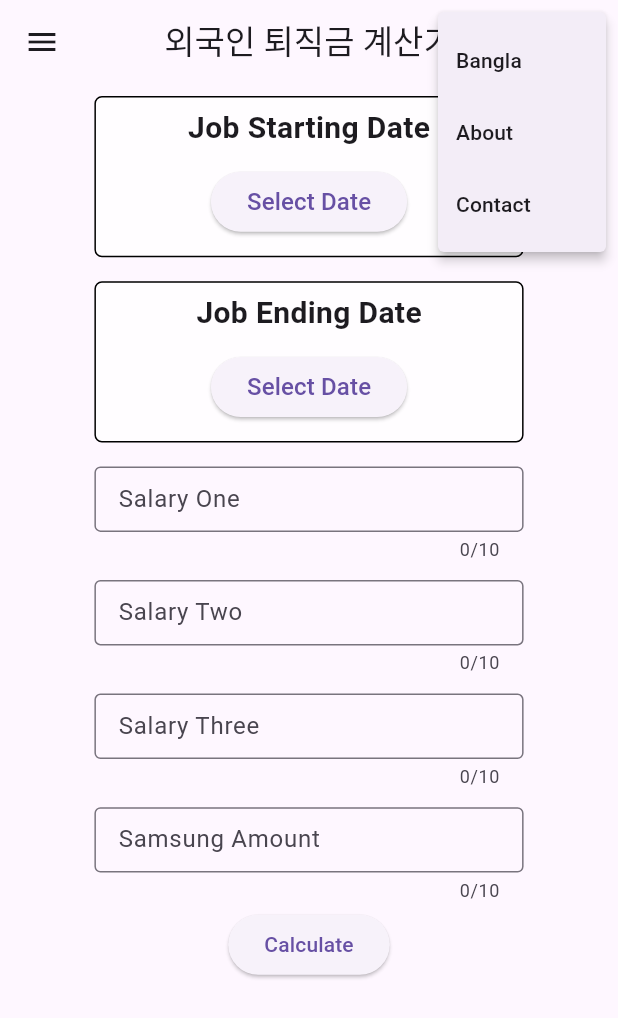
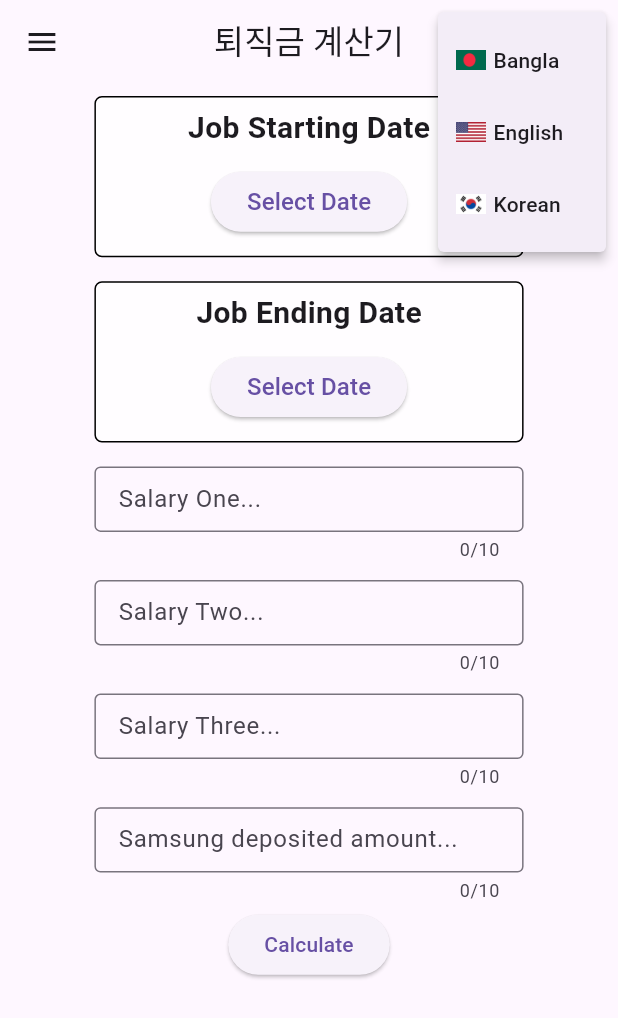
Before and after one commit to meemon88/tojeggume, a Flutter app: the screen it shows after launch, after a tap on the "language" icon, on a phone screen of 412 x 824 dp. Shown: the top 1018 px of the screen. Run offline on Flutter 3.47's test engine with Material 3 defaults, Android fonts, the phone set to English and light mode, and no system bars; our stand-ins replace flutter_screenutil, get, get_storage.

Commit message:
update 1/24/2024

```diff
--- a/lib/homepage.dart
+++ b/lib/homepage.dart
@@ -1,11 +1,9 @@
-// import 'package:age_calculator/age_calculator.dart';
 import 'package:flutter/material.dart';
 import 'package:flutter_screenutil/flutter_screenutil.dart';
 import 'package:get/get.dart';
-import 'package:toejiggeum/widget/customDateWidget.dart';
-import 'package:toejiggeum/widget/customDetailsBox.dart';
-import 'package:toejiggeum/widget/customTextField.dart';
-
+import 'widget/customDateWidget.dart';
+import 'widget/customDetailsBox.dart';
+import 'widget/customTextField.dart';
 import 'widget/language_screen.dart';
 import 'widget/start_drawer.dart';
 
@@ -19,6 +17,7 @@ class HomePage extends StatefulWidget {
 class _HomePageState extends State<HomePage> {
   var result;
   DateTime selectedDate = DateTime.now();
+  DateTime onSelectedDate = DateTime.timestamp();
 
   String totalWorkingDays = "";
 
@@ -50,6 +49,7 @@ class _HomePageState extends State<HomePage> {
     DateTime? startingDate = await showDatePicker(
         context: context,
         initialDate: selectedDate,
+        currentDate: DateTime.timestamp(),
         firstDate: DateTime(DateTime.now().year - 20),
         lastDate: DateTime(DateTime.now().year + 5));
     setState(() {
@@ -84,9 +84,7 @@ class _HomePageState extends State<HomePage> {
           elevation: 0,
           centerTitle: true,
           title: Text('app_name'.tr),
-          actions: const [
-            SelectLanguage(),
-          ]),
+          actions: const [SelectLanguage()]),
 
       //Body
 
@@ -96,10 +94,10 @@ class _HomePageState extends State<HomePage> {
           child: Column(
             children: [
               customDate(
+
                 widgetTitle: 'job_join_date'.tr,
-                buttonText: 'Select Date',
-                selectedDateText:
-                    "${_startDate?.day} / ${_startDate?.month} / ${_startDate?.year}",
+                buttonText: 'Select_Date'.tr,
+                selectedDateText:"${_startDate?.day} / ${_startDate?.month} / ${_startDate?.year}",
                 dateInputControler: _startDate,
                 onPressed: () {
                   startDate();
@@ -107,22 +105,19 @@ class _HomePageState extends State<HomePage> {
               ),
               customDate(
                   widgetTitle: 'job_end_date'.tr,
-                  buttonText: 'Select Date',
+                  buttonText: 'Select_Date'.tr,
                   onPressed: () {
                     endDate();
                   },
                   selectedDateText:
                       "${_endDate?.day} / ${_endDate?.month} / ${_endDate?.year}",
                   dateInputControler: _endDate),
-              customTextField(label: "Salary One", controller: _firstMonth),
-              customTextField(label: "Salary Two", controller: _secondMonth),
-              customTextField(label: "Salary Three", controller: _thirdMonth),
+              customTextField(label: "salary_One".tr, controller: _firstMonth),
+              customTextField(label: "salary_Two".tr, controller: _secondMonth),
+              customTextField(label: "salary_Three".tr, controller: _thirdMonth),
               customTextField(
-                  label: "Samsung Amount", controller: _samsungAmount),
-              result == null
-                  ? Container()
-                  : customDetailsBox(
-                      child: Column(children: [
+                  label: "samsung_Amount".tr, controller: _samsungAmount),
+              result == null? Container() : customDetailsBox(child: Column(children: [
                         SizedBox(height: 5.h,),
                       Text("Amount of money you can get: ${result.toString()}",style: TextStyle(fontSize: 16.sp),),
                         SizedBox(height: 5.h,),
@@ -131,11 +126,18 @@ class _HomePageState extends State<HomePage> {
                     ])),
               ElevatedButton(
                   onPressed: () {
+
                     setState(() {
                       calculation();
+                      calculation().clear();
                     });
                   },
-                  child: Text('calculate'.tr))
+                  child: Text('calculate'.tr)) ,
+              // ElevatedButton(onPressed: (){
+              //   setState(() {
+              //     calculation().clear();
+              //   });
+              // }, child: Text('Clear')),
             ],
           ),
         ),
--- a/lib/languages/bangla.dart
+++ b/lib/languages/bangla.dart
@@ -1,9 +1,13 @@
 Map<String, String> bangla ={
-  "app_name" : "অ্যাপ্লিকেশন নাম",
+  "app_name" : "퇴직금 계산기",
   "calculate" : "হিসাব করুন",
-  "job_join_date" : "চাকরির যোগদানের তারিখ",
-  "job_end_date" : "চাকরির যোগদানের তারিখ",
+  "job_join_date" : "চাকরিতে যোগদানের তারিখ",
+  "job_end_date" : "চাকরি শেষ হওয়ার তারিখ",
   "last_three_month_salary" : "শেষ তিন মাসের বেতন লিখুন",
-  "samsung_amount" : "Samsung Amount",
-  "bangla" : "বাংলা",
+  "salary_One" : "বেতনঃ  ১ম",
+  "salary_Two" : "বেতনঃ  ২য়",
+  "salary_Three" : "বেতনঃ  ৩য়",
+  "samsung_Amount" : "বীমাতে জমাকৃত টাকার পরিমাণ",
+  "Select_Date" : "সিলেক্ট করুন",
+
 };
--- a/lib/languages/english.dart
+++ b/lib/languages/english.dart
@@ -1,10 +1,20 @@
 Map<String, String> english ={
-  "app_name" : "외국인 퇴직금 계산기",
+  "app_name" : "퇴직금 계산기",
   "calculate" : "Calculate",
   "job_join_date" : "Job Starting Date",
   "job_end_date" : "Job Ending Date",
   "last_three_month_salary" : "Last three month salary",
-  "samsung_amount" : "Samsung Amount",
+  "salary_One" : "Salary One...",
+  "salary_Two" : "Salary Two...",
+  "salary_Three" : "Salary Three...",
+  "samsung_Amount" : "Samsung deposited amount... ",
+  "Select_Date" : "Select Date",
+  "Bangla" : "বাংলা",
+  "korean": "한국어",
+  "english" : "English",
+  "all_visa_information" : "All Visa Information",
+  "eps_exam_information" : "EPS exam information",
+
 
 
 
--- /dev/null
+++ b/lib/languages/korean.dart
@@ -0,0 +1,18 @@
+Map<String, String> korean ={
+  "app_name": "퇴직금 계산기",
+  "calculate": "계산 하기",
+  "job_join_date": "작업 시작 날짜",
+  "job_end_date": "작업 종료 날짜",
+  "last_ three_month_salary": "지난 3개월 급여",
+  "salary_One": "급여 1...",
+  "salary_Two": "급여 2...",
+  "salary_Three": "급여 3...",
+  "samsung_Amount": "삼성에서 입금한 금액... ",
+  "Select_Date": "날짜 선택 하기",
+  "Bangla" : "বাংলা",
+  "korean": "한국어",
+  "english" : "English",
+
+
+
+};
--- a/lib/languages/language.dart
+++ b/lib/languages/language.dart
@@ -1,12 +1,14 @@
 import 'package:get/get.dart';
 import 'package:toejiggeum/languages/bangla.dart';
 import 'package:toejiggeum/languages/english.dart';
+import 'package:toejiggeum/languages/korean.dart';
 
 class Languages extends Translations{
   @override
   Map<String, Map<String, String>> get keys => {
     "bn_BD" : bangla,
     "en_US" : english,
+    "ko_KR" : korean,
   };
 
 }
--- a/lib/main.dart
+++ b/lib/main.dart
@@ -1,8 +1,8 @@
-import 'dart:io';
 
 import 'package:flutter/material.dart';
 import 'package:flutter_screenutil/flutter_screenutil.dart';
 import 'package:get/get.dart';
+import 'package:get_storage/get_storage.dart';
 import 'package:toejiggeum/languages/language.dart';
 import 'package:toejiggeum/homepage.dart';
 
@@ -14,10 +14,10 @@ import 'package:toejiggeum/homepage.dart';
 //   }catch(e){
 //     print(e);
 //   }
-//
 // }
 
-void main() {
+void main() async {
+  await GetStorage.init();
   runApp(const MyApp());
 }
 
@@ -34,10 +34,10 @@ class MyApp extends StatelessWidget {
         builder: (_, child) {
           return GetMaterialApp(
             translations: Languages(),
-            locale: Locale('en', 'US'),
+            locale: Locale('en', 'US',),
             fallbackLocale: const Locale('en', 'US'),
             debugShowCheckedModeBanner: false,
-            theme: ThemeData(primarySwatch: Colors.green),
+            theme: ThemeData(primarySwatch: Colors.indigo),
             home: HomePage(),
           );
         });
--- a/lib/widget/customDateWidget.dart
+++ b/lib/widget/customDateWidget.dart
@@ -30,10 +30,8 @@ Widget customDate(
                 children: <Widget>[
                   ElevatedButton(
                       onPressed: onPressed,
-                      child: dateInputControler == null
-                          ? Text(buttonText, style: TextStyle(fontSize: 14.sp))
-                          : Text(selectedDateText,
-                              style: TextStyle(fontSize: 14.sp))),
+                      child: dateInputControler == null? Text(buttonText, style: TextStyle(fontSize: 14.sp))
+                          : Text(selectedDateText, style: TextStyle(fontSize: 14.sp))),
                   SizedBox(
                     height: 10.h,
                   ),
--- a/lib/widget/language_screen.dart
+++ b/lib/widget/language_screen.dart
@@ -1,33 +1,72 @@
 import 'package:flutter/material.dart';
+import 'package:get/get.dart';
+import 'package:get_storage/get_storage.dart';
 
 class SelectLanguage extends StatelessWidget {
-  const SelectLanguage({super.key});
+  const SelectLanguage({Key? key});
 
   @override
   Widget build(BuildContext context) {
+
+    final data =GetStorage();
+
+
     return Padding(
-      padding: const EdgeInsets.all(8.0),
-      child: PopupMenuButton(icon: Icon(Icons.language),
+      padding: const EdgeInsets.all(2.0),
+      child: PopupMenuButton<String>(
+        icon: const Icon(Icons.language),
         onSelected: (value) {
-          // your logic
+          // Save the selected language to GetStorage
+          GetStorage().write('language', value);
+
+          // Update the locale dynamically
+          updateLocale(value);
         },
         itemBuilder: (BuildContext context) {
           return const [
-            PopupMenuItem(
-              child: Text("Bangla"),
-              value: '/hello',
+            PopupMenuItem<String>(
+              value: 'bangla',
+              child: Row(
+                children: [
+                  SizedBox(height: 13, width: 20, child: Image(image: AssetImage('assets/icon/bd_flag.png'), fit: BoxFit.fill)),
+                  SizedBox(width: 5),
+                  Text("Bangla"),
+                ],
+              ),
             ),
-            PopupMenuItem(
-              child: Text("About"),
-              value: '/about',
+            PopupMenuItem<String>(
+              value: 'english',
+              child: Row(
+                children: [
+                  SizedBox(height: 13, width: 20, child: Image(image: AssetImage('assets/icon/us_flag.png'), fit: BoxFit.fill)),
+                  SizedBox(width: 5),
+                  Text("English"),
+                ],
+              ),
             ),
-            PopupMenuItem(
-              child: Text("Contact"),
-              value: '/contact',
-            )
+            PopupMenuItem<String>(
+              value: 'korean',
+              child: Row(
+                children: [
+                  SizedBox(height: 13, width: 20, child: Image(image: AssetImage('assets/icon/kr_flag.png'), fit: BoxFit.fill)),
+                  SizedBox(width: 5),
+                  Text("Korean"),
+                ],
+              ),
+            ),
           ];
         },
       ),
     );
   }
+
+  void updateLocale(String value) {
+    if (value == 'bangla') {
+      Get.updateLocale(Locale('bn', 'BD'));
+    } else if (value == 'english') {
+      Get.updateLocale(Locale('en', 'US'));
+    } else if (value == 'korean') {
+      Get.updateLocale(Locale('ko', 'KR'));
+    }
+  }
 }
--- /dev/null
+++ b/lib/widget/my_card.dart
@@ -0,0 +1,44 @@
+import 'package:flutter/material.dart';
+
+class MyCard extends StatelessWidget {
+  const MyCard({super.key});
+
+  @override
+  Widget build(BuildContext context) {
+    return Row(
+      crossAxisAlignment: CrossAxisAlignment.center,
+      mainAxisAlignment: MainAxisAlignment.center,
+      children: [
+        Container(
+            height: 70,
+            width: 70,
+            child: Image(
+                image: AssetImage(
+              'assets/icon/profile.png',
+            ))),
+        SizedBox(width: 20),
+        Column(
+          crossAxisAlignment: CrossAxisAlignment.start,
+          mainAxisAlignment: MainAxisAlignment.center,
+          children: [
+            Text(
+              'Guest',
+              style: TextStyle(
+                  fontSize: 25,
+                  fontWeight: FontWeight.bold,
+                  color: Colors.white),
+            ),
+            SizedBox(height: 5),
+            Text(
+              'abcdefgh@gmail.com',
+              style: TextStyle(
+                  fontSize: 15,
+                  fontWeight: FontWeight.bold,
+                  color: Colors.white),
+            ),
+          ],
+        ),
+      ],
+    );
+  }
+}
--- a/lib/widget/start_drawer.dart
+++ b/lib/widget/start_drawer.dart
@@ -1,33 +1,52 @@
 import 'package:flutter/material.dart';
+import 'package:flutter_screenutil/flutter_screenutil.dart';
+import 'package:get/get.dart';
+
+import 'my_card.dart';
 
 class StartDrawer extends StatelessWidget {
   const StartDrawer({super.key});
 
   @override
   Widget build(BuildContext context) {
-    return Padding(
-      padding: const EdgeInsets.all(8.0),
-      child: Drawer(
+    return Drawer(
       child: ListView(
         padding: EdgeInsets.zero,
         children: [
-            const DrawerHeader(
+          DrawerHeader(
               decoration: BoxDecoration(
-                color: Colors.blue,
+                  color: Colors.green,
+                  image: DecorationImage(
+                      image: AssetImage("assets/drawer_header_menu.png"),
+                      fit: BoxFit.cover)),
+              child: MyCard()),
+          ListTile(
+              title: Text('all_visa_information'.tr,
+                  style: TextStyle(fontSize: 15.sp)),
+              onTap: () {}),
+          ListTile(
+            title: Text(
+              'eps_exam_information'.tr,
+              style: TextStyle(fontSize: 15.sp),
             ),
-              child: Text('Drawer Header'),
-            ),
-            ListTile(
-              title: const Text('Item 1'),
             onTap: () {},
           ),
           ListTile(
-              title: const Text('Item 2'),
+            title: Text(
+              'About'.tr,
+              style: TextStyle(fontSize: 15.sp),
+            ),
+            onTap: () {},
+          ),
+          ListTile(
+            title: Text(
+              'App version : 1.1.0'.tr,
+              style: TextStyle(fontSize: 15.sp),
+            ),
             onTap: () {},
           ),
         ],
       ),
-      ),
     );
   }
 }
```
Also changed, not shown: pubspec.yaml (+14 -3 lines), assets/drawer_header_menu.png (added), assets/icon/EPS.png (added), assets/icon/bd_flag.png (added), assets/icon/kr_flag.png (added), assets/icon/profile.png (added), assets/icon/us_flag.png (added), pubspec.lock, 21 other files. Lines whose indentation alone changed are shown as unchanged.
